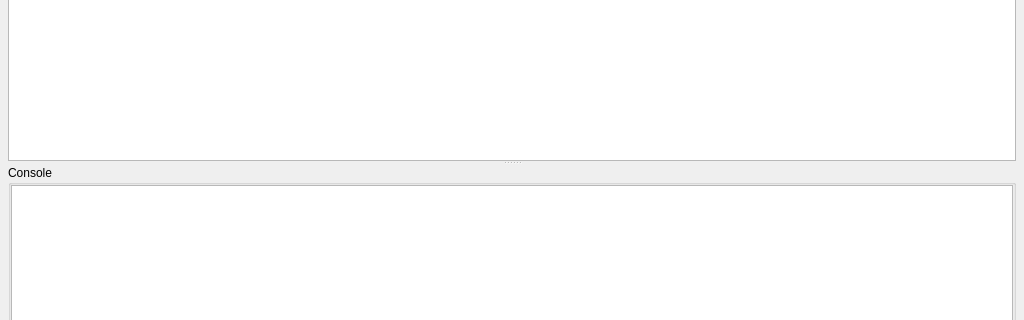
Old version of the form version2/gui/ui/mainwindow.ui in the repository ietf-tools/vocabulary_design_team_2013_2017; both pictures show x 0 to 1024 and y 357 to 677 of the 1024 by 768 pixel window.
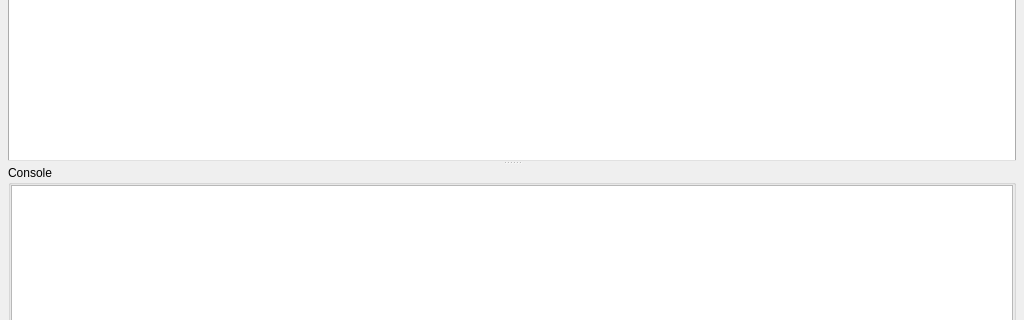
New version of the form. Custom widgets are drawn as their Qt base class.

```diff
--- a/version2/gui/ui/mainwindow.ui
+++ b/version2/gui/ui/mainwindow.ui
@@ -196,7 +196,7 @@
              <number>0</number>
             </property>
             <property name="margin">
-             <number>0</number>
+             <number>1</number>
             </property>
             <item>
              <widget class="LinedEditor" name="textXml">
@@ -206,6 +206,9 @@
                 <verstretch>2</verstretch>
                </sizepolicy>
               </property>
+              <property name="frameShape">
+               <enum>QFrame::NoFrame</enum>
+              </property>
               <property name="readOnly">
                <bool>false</bool>
               </property>
```
